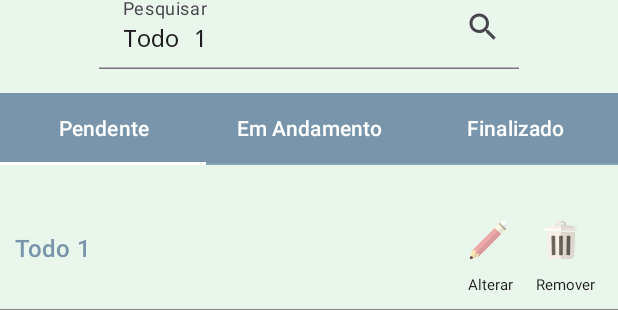
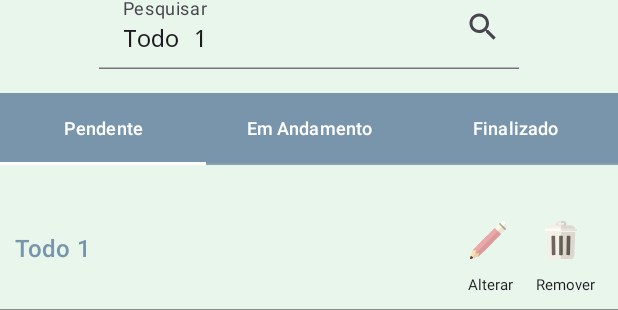
Before and after one commit to rodrigotriani/easytask, an Android app built with Jetpack Compose: the @Preview function ListContentPreview, on a phone screen of 412 x 824 dp. Shown: the part 120-430 px from the top of the screen. Run offline under Robolectric (Android 15) with nearby library versions, the phone set to English and light mode, and no system bars.

Commit message:
Ajustes em tamanho de fonte

```diff
--- a/androidApp/src/main/java/com/rtriani/easytask/android/ui/feature/list/ListScreen.kt
+++ b/androidApp/src/main/java/com/rtriani/easytask/android/ui/feature/list/ListScreen.kt
@@ -244,7 +244,8 @@ fun ListContent(
                                 text = {
                                     Text(
                                         text = title,
-                                        color = Color.White
+                                        color = Color.White,
+                                        fontSize = 12.sp,
                                     )
                                 },
                                 selected = tabIndex == index,
```
